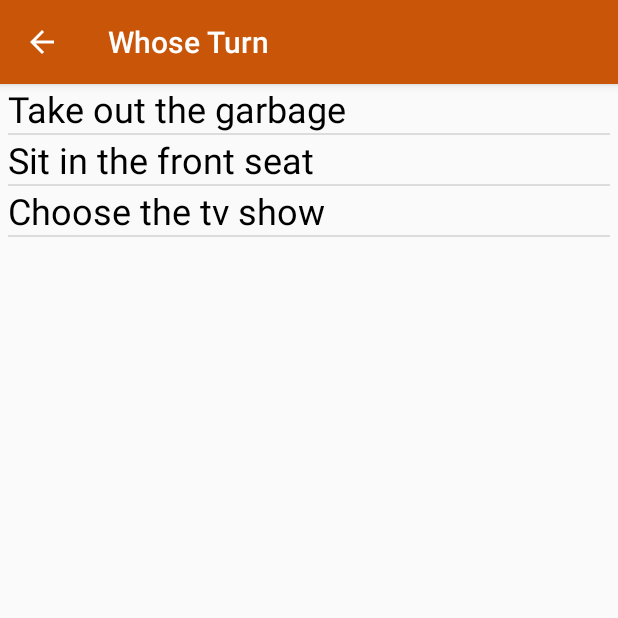
After one commit to carsonlin/Parenting-App, an Android app: the WhoseTurnActivity screen opened directly, with no data from a screen before it, on a phone screen of 412 x 824 dp, the top half of it. The commit adds this screen. Run offline under Robolectric (Android 15) with nearby library versions, the phone set to English and light mode, and no system bars.

Commit message:
add whose turn activity
most buttons not functional yet

```diff
--- a/app/src/main/java/ca/cmpt276/chlorinefinalproject/EditChildActivity.java
+++ b/app/src/main/java/ca/cmpt276/chlorinefinalproject/EditChildActivity.java
@@ -91,8 +91,8 @@ public class EditChildActivity extends AppCompatActivity {
     private void saveButtonPressed(){
         Button button = findViewById(R.id.saveButton);
         button.setOnClickListener(view -> {
-            EditText ET = findViewById(R.id.editChildName);
-            String text = ET.getText().toString();
+            EditText editText = findViewById(R.id.editChildName);
+            String text = editText.getText().toString();
             if(text.length() <= 0){
                 Toast.makeText(EditChildActivity.this, "Enter Valid Name", Toast.LENGTH_SHORT).show();
                 return;
--- a/app/src/main/java/ca/cmpt276/chlorinefinalproject/MainActivity.java
+++ b/app/src/main/java/ca/cmpt276/chlorinefinalproject/MainActivity.java
@@ -17,6 +17,7 @@ public class MainActivity extends AppCompatActivity {
         setupButton(R.id.coinFlipButton, CoinFlipChooseActivity.class);
         setupButton(R.id.timerButton, TimerActivity.class);
         setupButton(R.id.childrenConfigButton, ListOfChildrenActivity.class);
+        setupButton(R.id.whoseTurnButton, WhoseTurnActivity.class);
     }
 
     public void setupButton(int buttonId, Class<?> classToStart){
--- /dev/null
+++ b/app/src/main/java/ca/cmpt276/chlorinefinalproject/WhoseTurnActivity.java
@@ -0,0 +1,72 @@
+package ca.cmpt276.chlorinefinalproject;
+
+import androidx.annotation.NonNull;
+import androidx.appcompat.app.ActionBar;
+import androidx.appcompat.app.AppCompatActivity;
+import androidx.appcompat.widget.Toolbar;
+
+import android.content.Intent;
+import android.os.Bundle;
+import android.util.Log;
+import android.view.MenuItem;
+import android.widget.ArrayAdapter;
+import android.widget.ListView;
+
+import java.util.ArrayList;
+
+public class WhoseTurnActivity extends AppCompatActivity {
+
+    @Override
+    protected void onCreate(Bundle savedInstanceState) {
+        super.onCreate(savedInstanceState);
+        setContentView(R.layout.activity_whose_turn);
+
+        setupToolbar();
+        setupListView();
+        setupClickGameOnList();
+    }
+
+    private void setupToolbar() {
+        Toolbar toolbar = findViewById(R.id.toolbar);
+        setSupportActionBar(toolbar);
+        ActionBar ab = getSupportActionBar();
+        assert ab != null;
+        ab.setDisplayHomeAsUpEnabled(true);
+    }
+
+    @Override
+    public boolean onOptionsItemSelected(@NonNull MenuItem item) {
+        int id = item.getItemId();
+        if (id == android.R.id.home){
+            finish();
+        }
+        return super.onOptionsItemSelected(item);
+    }
+
+    private void setupListView(){
+
+        ArrayList<String> tasks = new ArrayList<>();
+
+        //placeholder stuff for testing
+        tasks.add("Take out the garbage");
+        tasks.add("Sit in the front seat");
+        tasks.add("Choose the tv show");
+
+        ArrayAdapter<String> adapter = new ArrayAdapter<>(this, R.layout.tasks_layout, tasks);
+
+        ListView list = findViewById(R.id.taskListView);
+        list.setAdapter(adapter);
+
+    }
+
+    private void setupClickGameOnList(){
+        ListView list = findViewById(R.id.taskListView);
+        list.setOnItemClickListener((parent, viewClicked, position, id) -> {
+
+            Log.i("TEST", "CLICKED ON " + position);
+            Intent intent = ViewTaskActivity.makeIntent(WhoseTurnActivity.this, position);
+            startActivity(intent);
+        });
+    }
+
+}
--- /dev/null
+++ b/app/src/main/res/drawable/ic_baseline_delete_24.xml
@@ -0,0 +1,5 @@
+<vector android:height="24dp" android:tint="#FFFFFF"
+    android:viewportHeight="24" android:viewportWidth="24"
+    android:width="24dp" xmlns:android="http://schemas.android.com/apk/res/android">
+    <path android:fillColor="@android:color/white" android:pathData="M6,19c0,1.1 0.9,2 2,2h8c1.1,0 2,-0.9 2,-2V7H6v12zM19,4h-3.5l-1,-1h-5l-1,1H5v2h14V4z"/>
+</vector>
--- /dev/null
+++ b/app/src/main/res/layout/activity_whose_turn.xml
@@ -0,0 +1,38 @@
+<?xml version="1.0" encoding="utf-8"?>
+<androidx.constraintlayout.widget.ConstraintLayout xmlns:android="http://schemas.android.com/apk/res/android"
+    xmlns:app="http://schemas.android.com/apk/res-auto"
+    xmlns:tools="http://schemas.android.com/tools"
+    android:layout_width="match_parent"
+    android:layout_height="match_parent"
+    tools:context=".WhoseTurnActivity">
+
+    <com.google.android.material.appbar.AppBarLayout
+        android:id="@+id/appBarLayout3"
+        android:layout_width="match_parent"
+        android:layout_height="wrap_content"
+        android:theme="@style/Theme.ChlorineFinalProject.AppBarOverlay"
+        app:layout_constraintTop_toTopOf="parent">
+
+        <androidx.appcompat.widget.Toolbar
+            android:id="@+id/toolbar"
+            android:layout_width="match_parent"
+            android:layout_height="?attr/actionBarSize"
+            android:background="?attr/colorPrimary"
+            app:popupTheme="@style/Theme.ChlorineFinalProject.PopupOverlay" />
+
+    </com.google.android.material.appbar.AppBarLayout>
+
+    <ListView
+        android:id="@+id/taskListView"
+        android:layout_width="0dp"
+        android:layout_height="0dp"
+        android:layout_marginStart="5dp"
+        android:layout_marginEnd="5dp"
+        app:layout_constraintBottom_toBottomOf="parent"
+        app:layout_constraintEnd_toEndOf="parent"
+        app:layout_constraintHorizontal_bias="0.473"
+        app:layout_constraintStart_toStartOf="parent"
+        app:layout_constraintTop_toBottomOf="@+id/appBarLayout3" />
+
+
+</androidx.constraintlayout.widget.ConstraintLayout>
--- /dev/null
+++ b/app/src/main/res/layout/tasks_layout.xml
@@ -0,0 +1,8 @@
+<?xml version="1.0" encoding="utf-8"?>
+<TextView xmlns:android="http://schemas.android.com/apk/res/android"
+    android:layout_width="match_parent"
+    android:layout_height="match_parent"
+    android:textSize="24sp"
+    android:textColor="@color/black">
+
+</TextView>
--- a/app/src/main/res/values/strings.xml
+++ b/app/src/main/res/values/strings.xml
@@ -47,4 +47,8 @@
     <string name="title">title</string>
     <string name="x_icon">x icon</string>
     <string name="trash_icon">trash icon</string>
+    <string name="whose_turn">Whose Turn</string>
+    <string name="delete">Delete</string>
+    <string name="task_name">Task Name</string>
+    <string name="edit_task">Edit Task</string>
 </resources>
```
Also changed, not shown: app/src/main/AndroidManifest.xml (+16 -7 lines), app/src/main/java/ca/cmpt276/chlorinefinalproject/ViewTaskActivity.java (added, +78 -0 lines), app/src/main/res/layout/activity_main.xml (+12 -0 lines), app/src/main/res/layout/activity_view_task.xml (added, +27 -0 lines), app/src/main/res/menu/menu_edit_task.xml (added, +17 -0 lines).
